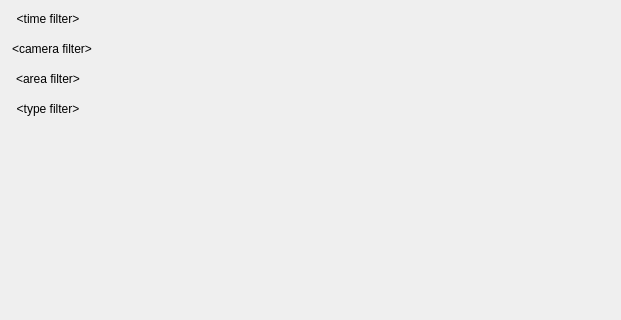
This is client/nx_client_desktop/src/nx/client/desktop/event_search/widgets/unified_search_widget.ui in networkoptix/nx_open as Qt 5 draws it before an edit; both pictures show x 0 to 621 and y 0 to 320 of the 621 by 968 pixel window. The edited form follows.
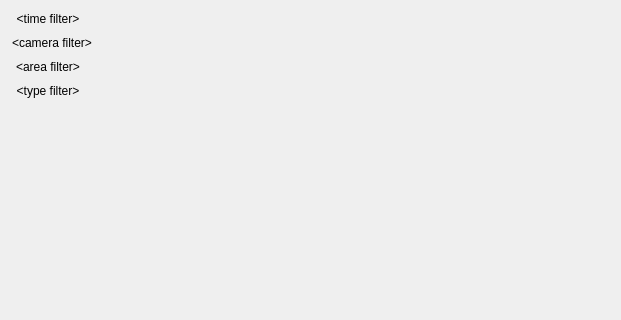
This is the edited form. Custom widgets are drawn as their Qt base class.

Commit message:
Minor fix of search filters pane layout
<==== Mercurial data ====>
Branch: x_VMS_separate_search_tabs

Diff of the .ui file:
```diff
--- a/client/nx_client_desktop/src/nx/client/desktop/event_search/widgets/unified_search_widget.ui
+++ b/client/nx_client_desktop/src/nx/client/desktop/event_search/widgets/unified_search_widget.ui
@@ -54,7 +54,7 @@
         </property>
         <layout class="QVBoxLayout" name="verticalLayout_2">
          <property name="spacing">
-          <number>8</number>
+          <number>2</number>
          </property>
          <property name="leftMargin">
           <number>8</number>
```
